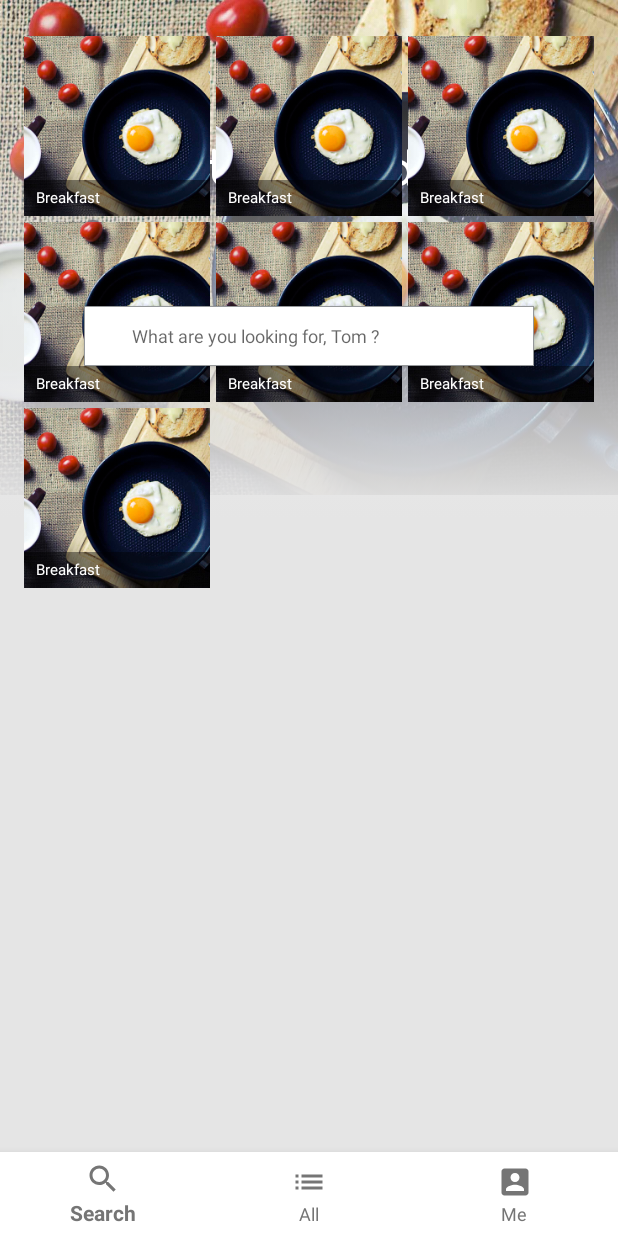
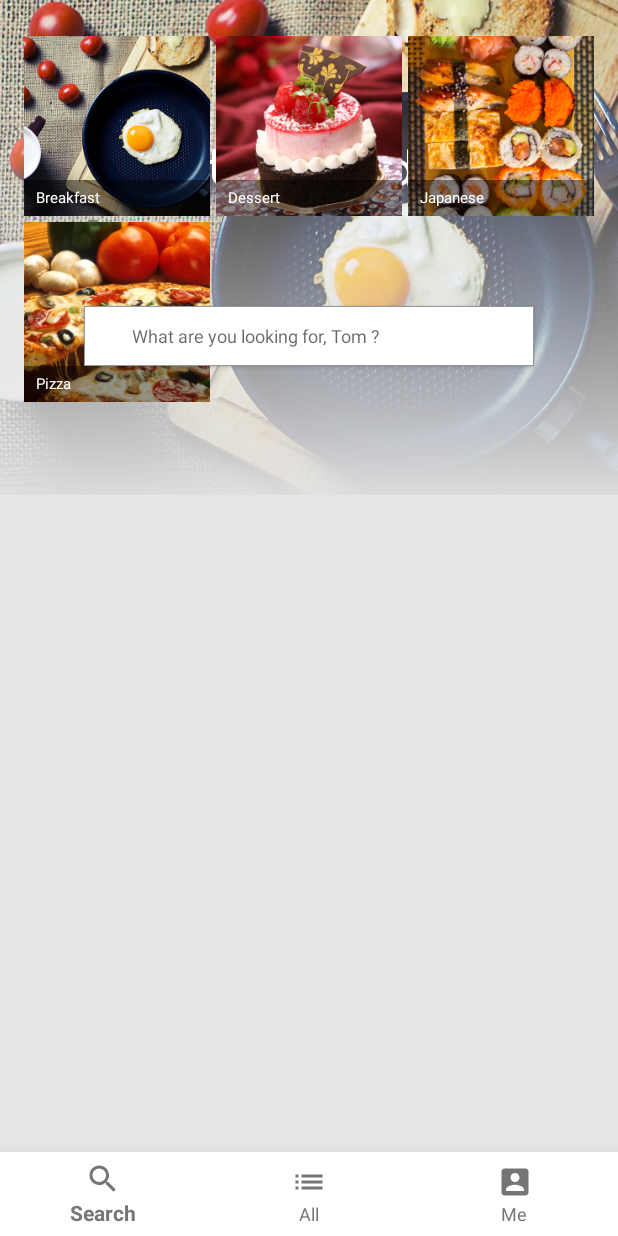
Before and after one commit to PhompAng/EatyFinder, an Android app: the screen it shows after launch once a user with an empty profile is signed in (MainActivity), on a phone screen of 412 x 824 dp. Run offline under Robolectric (Android 15) with nearby library versions, the phone set to English and light mode, and no system bars; our stand-ins replace ButterKnife, Firebase (no records; nobody signed in at launch, a user with empty details on screens opened directly); libraries missing offline, so code that uses them is left out: com.facebook, com.facebook.appevents, com.facebook.login, com.twitter.sdk, io.fabric.sdk; pictures from the network do not load; 8 statements that could not run were skipped.

Commit message:
update search img

```diff
--- a/app/src/main/java/com/example/phompang/eatyfinder/SearchFragment.java
+++ b/app/src/main/java/com/example/phompang/eatyfinder/SearchFragment.java
@@ -89,6 +89,8 @@ public class SearchFragment extends Fragment {
     @BindView(R.id.genreList)
     RecyclerView mGenreList;
 
+    private int[] photos = {R.drawable.breakfast, R.drawable.dessert, R.drawable.japanese, R.drawable.pizza};
+    private String[] titles = {"Breakfast", "Dessert", "Japanese", "Pizza"};
     @Override
     public View onCreateView(LayoutInflater inflater, ViewGroup container,
                              Bundle savedInstanceState) {
@@ -97,10 +99,10 @@ public class SearchFragment extends Fragment {
         ButterKnife.bind(this, v);
 
         ArrayList<Genre> genres = new ArrayList<>();
-        for (int i=0;i<=6;i++) {
+        for (int i=0;i<=3;i++) {
             Genre g = new Genre();
-            g.setPhoto(R.drawable.breakfast);
-            g.setTitle("Breakfast");
+            g.setPhoto(photos[i]);
+            g.setTitle(titles[i]);
             genres.add(g);
         }
 
```
Also changed, not shown: app/src/main/res/drawable/dessert.jpg (added), app/src/main/res/drawable/japanese.jpg (added), app/src/main/res/drawable/pizza.jpg (added), app/src/main/res/drawable/salad.jpg (added).
